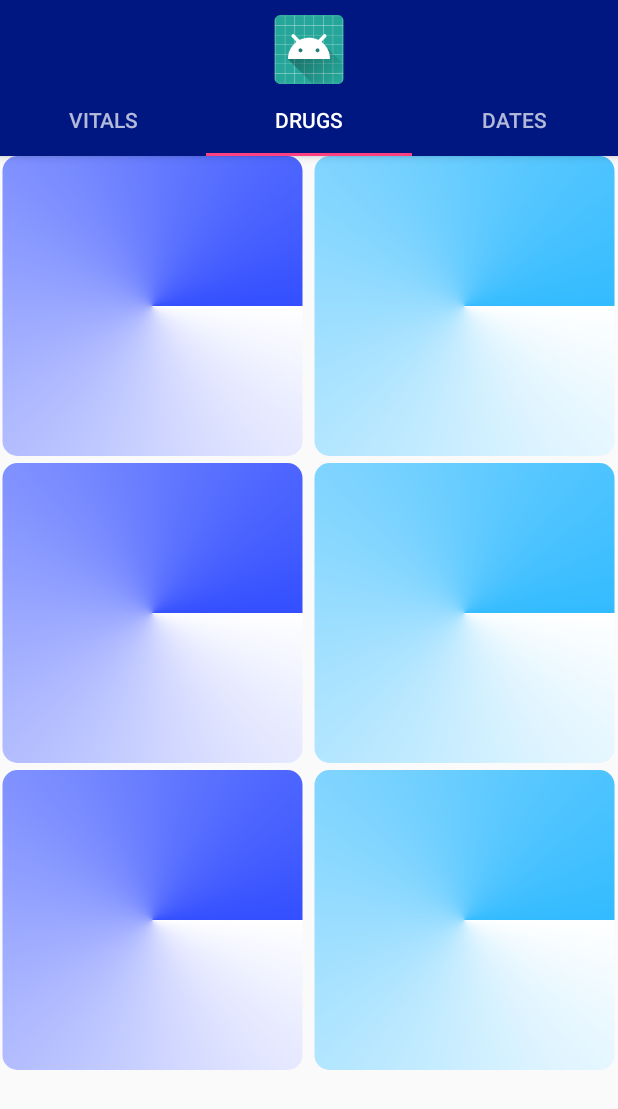
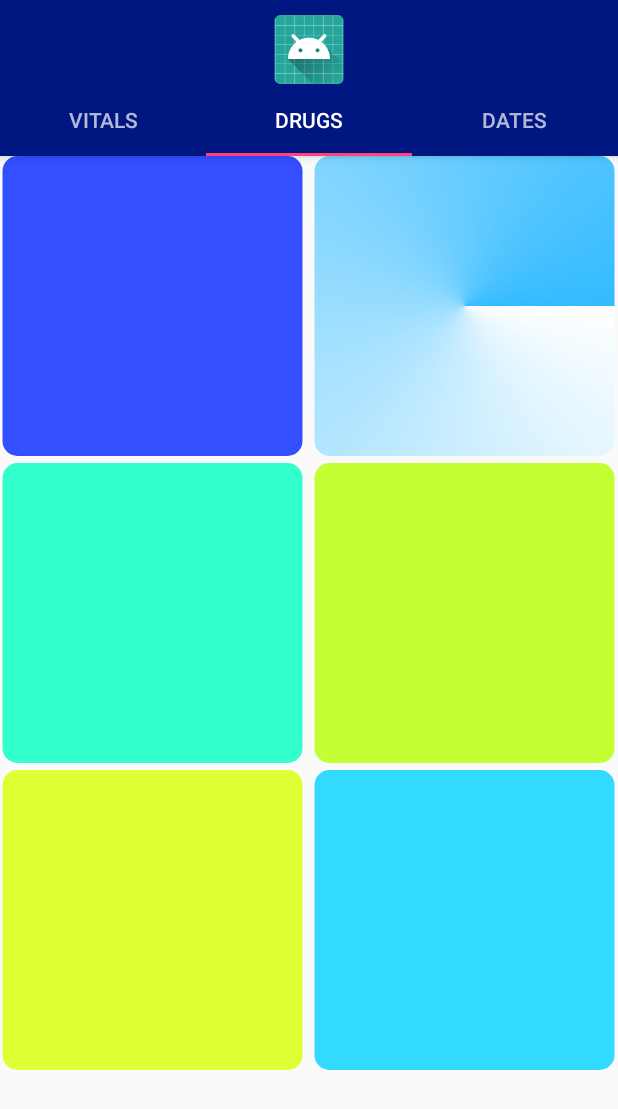
Before and after one commit to changalf-personal-projects/Dialysis-Buddy, an Android app: the screen it shows after launch (MainActivity), tab 2 chosen, on a phone screen of 412 x 824 dp. Shown: the top 1109 px of the screen. Run offline under Robolectric (Android 15) with nearby library versions, the phone set to English and light mode, and no system bars; our stand-ins replace ButterKnife.

Commit message:
Added icons and other stuff

```diff
--- a/app/src/main/java/com/example/android/dialysisbuddy/Dispensers.java
+++ b/app/src/main/java/com/example/android/dialysisbuddy/Dispensers.java
@@ -12,10 +12,10 @@ public class Dispensers {
     private static List<Integer> dispensers = new ArrayList<Integer>() {{
         add(R.drawable.med_dispenser_1);
         add(R.drawable.med_dispenser_2);
-        add(R.drawable.med_dispenser_1);
-        add(R.drawable.med_dispenser_2);
-        add(R.drawable.med_dispenser_1);
-        add(R.drawable.med_dispenser_2);
+        add(R.drawable.med_dispenser_3);
+        add(R.drawable.med_dispenser_4);
+        add(R.drawable.med_dispenser_5);
+        add(R.drawable.med_dispenser_6);
     }};
 
     public static List<Integer> getDispensers() {
--- /dev/null
+++ b/app/src/main/res/drawable/dispenser_filled.xml
@@ -0,0 +1,9 @@
+<vector xmlns:android="http://schemas.android.com/apk/res/android"
+        android:width="24dp"
+        android:height="24dp"
+        android:viewportWidth="24.0"
+        android:viewportHeight="24.0">
+    <path
+        android:fillColor="#FF000000"
+        android:pathData="M10,4H4c-1.1,0 -1.99,0.9 -1.99,2L2,18c0,1.1 0.9,2 2,2h16c1.1,0 2,-0.9 2,-2V8c0,-1.1 -0.9,-2 -2,-2h-8l-2,-2z"/>
+</vector>
--- a/app/src/main/res/drawable/med_dispenser_1.xml
+++ b/app/src/main/res/drawable/med_dispenser_1.xml
@@ -7,7 +7,7 @@
 
     <gradient
         android:angle="45"
-        android:startColor="@color/white"
+        android:startColor="@color/disp_1"
         android:endColor="@color/disp_1"
         android:type="sweep" />
 
--- /dev/null
+++ b/app/src/main/res/drawable/med_dispenser_3.xml
@@ -0,0 +1,18 @@
+<?xml version="1.0" encoding="utf-8"?>
+<shape xmlns:android="http://schemas.android.com/apk/res/android"
+    android:shape="rectangle">
+
+    <corners
+        android:radius="10dp" />
+
+    <gradient
+        android:angle="45"
+        android:startColor="@color/disp_3"
+        android:endColor="@color/disp_3"
+        android:type="sweep" />
+
+    <size
+        android:width="200dp"
+        android:height="200dp" />
+
+</shape>
--- /dev/null
+++ b/app/src/main/res/drawable/med_dispenser_4.xml
@@ -0,0 +1,18 @@
+<?xml version="1.0" encoding="utf-8"?>
+<shape xmlns:android="http://schemas.android.com/apk/res/android"
+    android:shape="rectangle">
+
+    <corners
+        android:radius="10dp" />
+
+    <gradient
+        android:angle="45"
+        android:startColor="@color/disp_4"
+        android:endColor="@color/disp_4"
+        android:type="sweep" />
+
+    <size
+        android:width="200dp"
+        android:height="200dp" />
+
+</shape>
--- /dev/null
+++ b/app/src/main/res/drawable/med_dispenser_5.xml
@@ -0,0 +1,18 @@
+<?xml version="1.0" encoding="utf-8"?>
+<shape xmlns:android="http://schemas.android.com/apk/res/android"
+    android:shape="rectangle">
+
+    <corners
+        android:radius="10dp" />
+
+    <gradient
+        android:angle="45"
+        android:startColor="@color/disp_5"
+        android:endColor="@color/disp_5"
+        android:type="sweep" />
+
+    <size
+        android:width="200dp"
+        android:height="200dp" />
+
+</shape>
--- /dev/null
+++ b/app/src/main/res/drawable/med_dispenser_6.xml
@@ -0,0 +1,18 @@
+<?xml version="1.0" encoding="utf-8"?>
+<shape xmlns:android="http://schemas.android.com/apk/res/android"
+    android:shape="rectangle">
+
+    <corners
+        android:radius="10dp" />
+
+    <gradient
+        android:angle="45"
+        android:startColor="@color/disp_6"
+        android:endColor="@color/disp_6"
+        android:type="sweep" />
+
+    <size
+        android:width="200dp"
+        android:height="200dp" />
+
+</shape>
```
